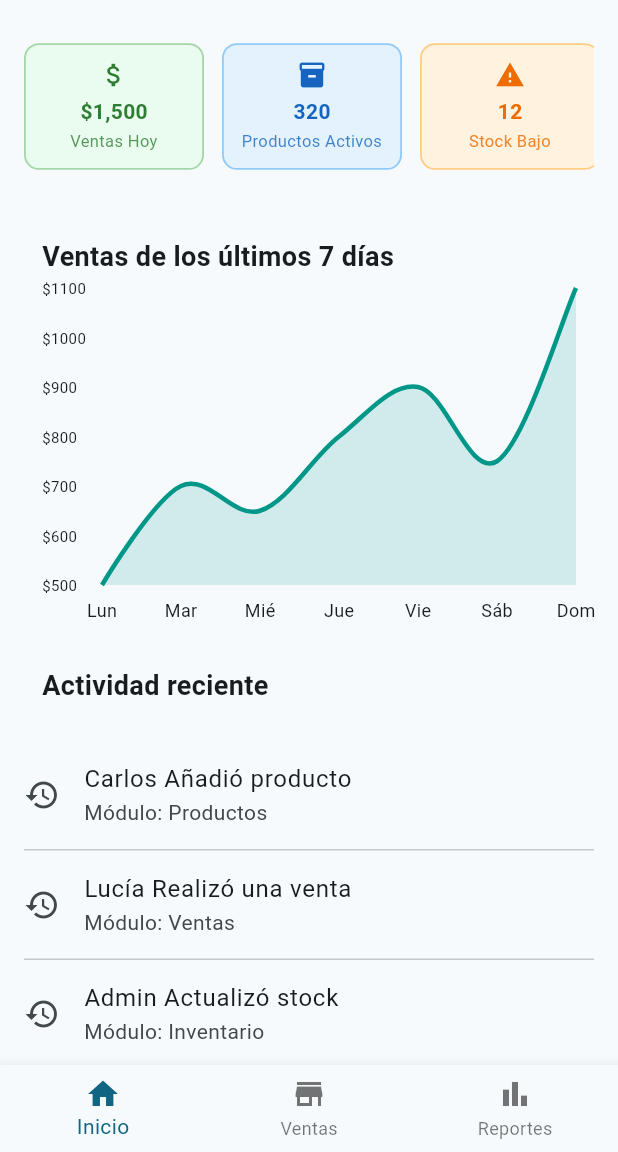
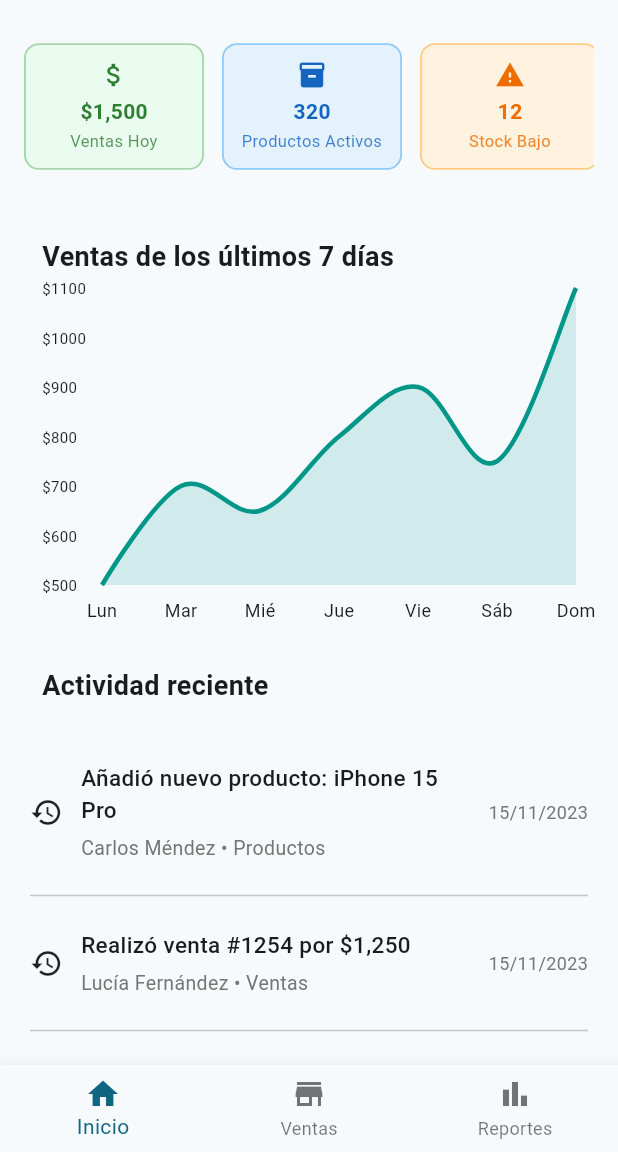
Before and after one commit to EzequielCalcanat/gestorinventario_mtw, a Flutter app: the HomeScreen screen opened by its route, on a phone screen of 412 x 824 dp, the part 84-1236 px from its top. Run offline on Flutter 3.47's test engine with Material 3 defaults, Android fonts, the phone set to English and light mode, and no system bars; drawn by our look-alikes of fl_chart; our stand-ins replace dropdown_search, shared_preferences, shimmer, sqflite; accounts and stored records are empty.

Commit message:
cambios a la actividad reciente

```diff
--- a/lib/presentation/screens/home/home_screen.dart
+++ b/lib/presentation/screens/home/home_screen.dart
@@ -215,23 +215,85 @@ class HomeScreen extends StatelessWidget {
 
   Widget _buildRecentActivityList() {
     final logs = [
-      _LogItem(user: "Carlos", action: "Añadió producto", module: "Productos"),
-      _LogItem(user: "Lucía", action: "Realizó una venta", module: "Ventas"),
-      _LogItem(user: "Admin", action: "Actualizó stock", module: "Inventario"),
-      _LogItem(user: "Sandra", action: "Editó cliente", module: "Clientes"),
-      _LogItem(user: "Pedro", action: "Registró nueva sucursal", module: "Sucursales"),
-      _LogItem(user: "Daniel", action: "Eliminó producto", module: "Productos"),
-      _LogItem(user: "María", action: "Revisó inventario", module: "Inventario"),
-      _LogItem(user: "Luis", action: "Editó venta", module: "Ventas"),
-      _LogItem(user: "Carmen", action: "Agregó cliente", module: "Clientes"),
-      _LogItem(user: "Roberto", action: "Visualizó historial", module: "Inventario"),
+      _LogItem(
+        user: "Carlos Méndez",
+        description: "Añadió nuevo producto: iPhone 15 Pro",
+        module: "Productos",
+        createdAt: "2023-11-15T09:30:00Z",
+      ),
+      _LogItem(
+        user: "Lucía Fernández",
+        description: "Realizó venta #1254 por \$1,250",
+        module: "Ventas",
+        createdAt: "2023-11-15T10:15:00Z",
+      ),
+      _LogItem(
+        user: "Admin Sistema",
+        description: "Actualizó stock de AirPods Pro",
+        module: "Inventario",
+        createdAt: "2023-11-14T16:45:00Z",
+      ),
+      _LogItem(
+        user: "Sandra Gómez",
+        description: "Editó información del cliente: TechSolutions SA",
+        module: "Clientes",
+        createdAt: "2023-11-14T14:20:00Z",
+      ),
+      _LogItem(
+        user: "Pedro Ramírez",
+        description: "Registró nueva sucursal en Guadalajara",
+        module: "Sucursales",
+        createdAt: "2023-11-13T11:10:00Z",
+      ),
+      _LogItem(
+        user: "Daniel Castro",
+        description: "Eliminó producto obsoleto: iPhone 11",
+        module: "Productos",
+        createdAt: "2023-11-13T10:05:00Z",
+      ),
+      _LogItem(
+        user: "María Jiménez",
+        description: "Revisión completa de inventario",
+        module: "Inventario",
+        createdAt: "2023-11-12T17:30:00Z",
+      ),
+      _LogItem(
+        user: "Luis Navarro",
+        description: "Editó detalles de venta #1248",
+        module: "Ventas",
+        createdAt: "2023-11-12T15:22:00Z",
+      ),
+      _LogItem(
+        user: "Carmen Ruiz",
+        description: "Agregó nuevo cliente: DiseñoWeb MX",
+        module: "Clientes",
+        createdAt: "2023-11-11T13:45:00Z",
+      ),
+      _LogItem(
+        user: "Roberto Díaz",
+        description: "Exportó reporte de inventario",
+        module: "Reportes",
+        createdAt: "2023-11-10T18:15:00Z",
+      ),
+      _LogItem(
+        user: "Ana Beltrán",
+        description: "Aplicó descuento especial a venta #1251",
+        module: "Ventas",
+        createdAt: "2023-11-10T12:30:00Z",
+      ),
+      _LogItem(
+        user: "Jorge Silva",
+        description: "Actualizó precios de categoría Accesorios",
+        module: "Productos",
+        createdAt: "2023-11-09T09:15:00Z",
+      ),
     ];
 
     return ListView.separated(
       physics: const BouncingScrollPhysics(),
       itemCount: logs.length,
-      padding: const EdgeInsets.symmetric(horizontal: 16),
-      separatorBuilder: (_, __) => const Divider(height: 1),
+      padding: const EdgeInsets.symmetric(horizontal: 20),
+      separatorBuilder: (_, __) => const Divider(height: 16),
       itemBuilder: (context, index) => logs[index],
     );
   }
@@ -239,13 +301,15 @@ class HomeScreen extends StatelessWidget {
 
 class _LogItem extends StatelessWidget {
   final String user;
-  final String action;
+  final String description;
   final String module;
+  final String? createdAt;
 
   const _LogItem({
     required this.user,
-    required this.action,
+    required this.description,
     required this.module,
+    this.createdAt,
   });
 
   @override
@@ -254,12 +318,63 @@ class _LogItem extends StatelessWidget {
       onTap: () {
         // Aquí puedes navegar a detalles u otra acción
       },
-      child: ListTile(
-        contentPadding: EdgeInsets.zero,
-        leading: const Icon(Icons.history),
-        title: Text("$user $action"),
-        subtitle: Text("Módulo: $module"),
+      child: Container(
+        padding: const EdgeInsets.symmetric(vertical: 14), // Más espaciado vertical
+        child: Row(
+          crossAxisAlignment: CrossAxisAlignment.center, // Centrado vertical
+          children: [
+            Container(
+              height: 40, // Altura fija para centrar mejor
+              alignment: Alignment.center, // Centrado vertical
+              child: const Icon(Icons.history, size: 22),
+            ),
+            const SizedBox(width: 12),
+            Expanded(
+              child: Column(
+                crossAxisAlignment: CrossAxisAlignment.start,
+                mainAxisAlignment: MainAxisAlignment.center, // Centrado vertical
+                children: [
+                  Text(
+                    description,
+                    style: const TextStyle(
+                      fontWeight: FontWeight.w500,
+                      fontSize: 15, // Tamaño de fuente ligeramente mayor
+                    ),
+                  ),
+                  const SizedBox(height: 6), // Más espacio entre líneas
+                  Text(
+                    "$user • $module",
+                    style: TextStyle(
+                      fontSize: 13, // Tamaño un poco mayor
+                      color: Colors.grey[600],
+                    ),
+                  ),
+                ],
+              ),
+            ),
+            if (createdAt != null)
+              Padding(
+                padding: const EdgeInsets.only(left: 8),
+                child: Text(
+                  _formatDate(createdAt!),
+                  style: TextStyle(
+                    fontSize: 12,
+                    color: Colors.grey[600],
+                  ),
+                ),
+              ),
+          ],
+        ),
       ),
     );
   }
+
+  String _formatDate(String dateString) {
+    try {
+      final date = DateTime.parse(dateString);
+      return "${date.day}/${date.month}/${date.year}";
+    } catch (e) {
+      return dateString;
+    }
+  }
 }
```
